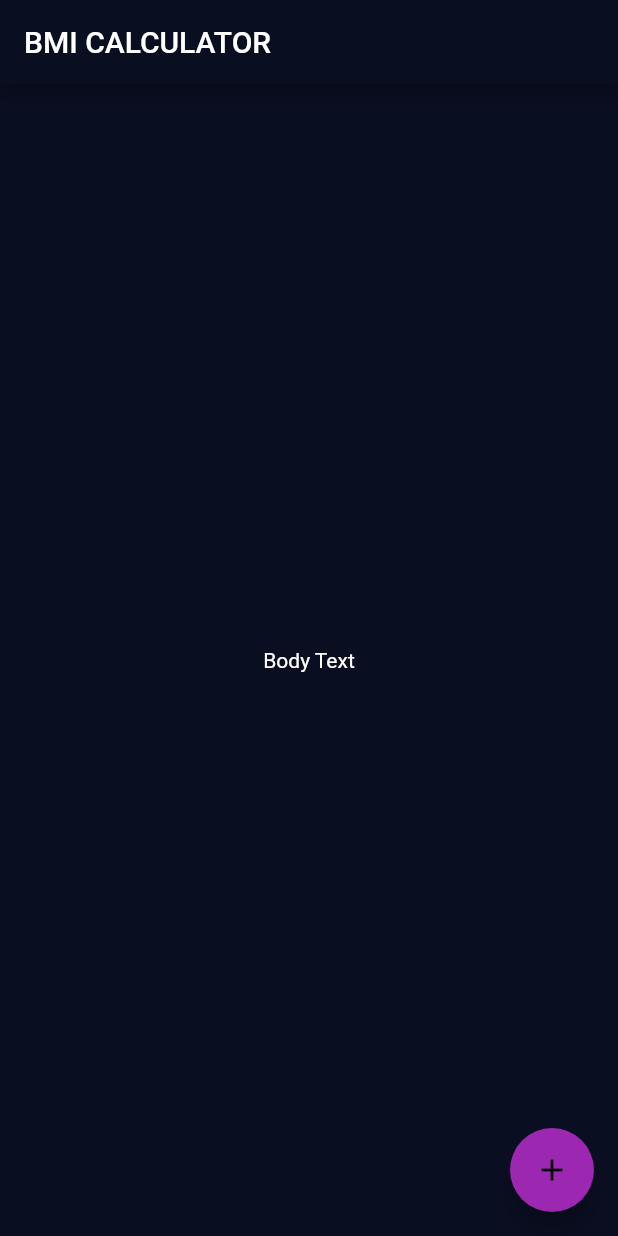
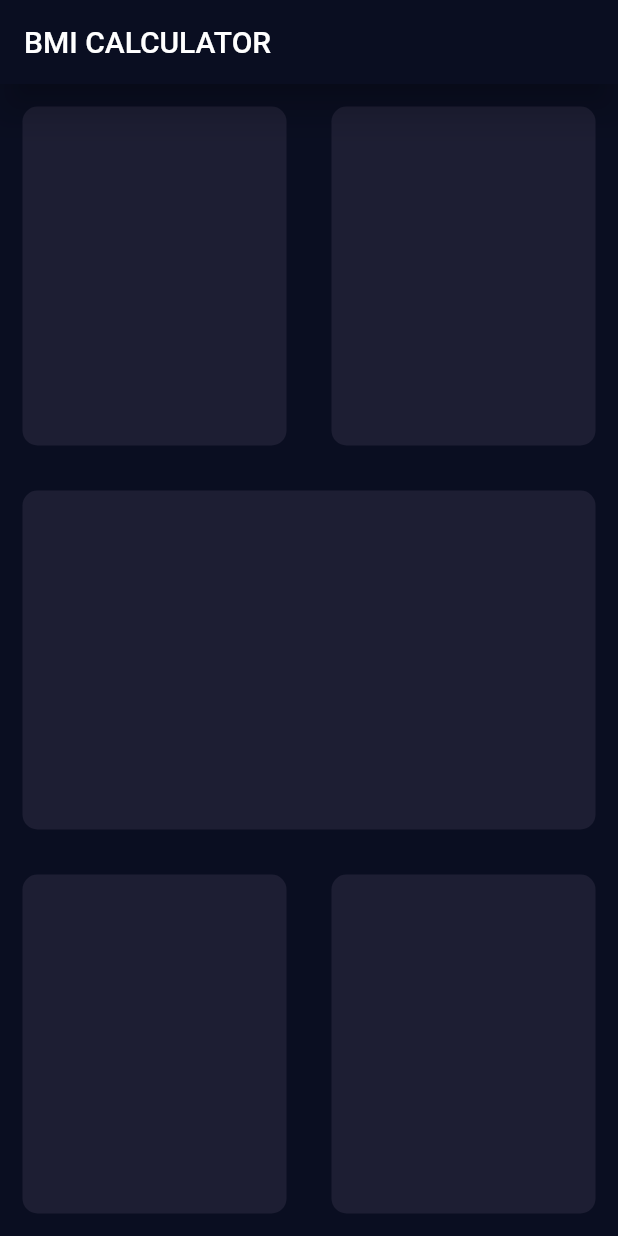
Before and after one commit to PrathameshSonar/bmi_calculator, a Flutter app: the screen it shows after launch, on a phone screen of 412 x 824 dp. Run offline on Flutter 3.47's test engine with Material 2 defaults, Android fonts, the phone set to English and light mode, and no system bars.

Commit message:
implemented a base of app on input_page.dart

```diff
--- a/lib/input_page.dart
+++ b/lib/input_page.dart
@@ -0,0 +1,75 @@
+import 'package:flutter/material.dart';
+
+class InputPage extends StatefulWidget {
+  @override
+  _InputPageState createState() => _InputPageState();
+}
+
+class _InputPageState extends State<InputPage> {
+  @override
+  Widget build(BuildContext context) {
+    return Scaffold(
+      appBar: AppBar(
+        title: Text('BMI CALCULATOR'),
+        elevation: 10.0,
+      ),
+      body: Column(
+        children: <Widget>[
+          Expanded(
+            child: Row(
+              children: <Widget>[
+                Expanded(
+                  child: ResuableCard(
+                    color: Color(0xFF1D1E33),
+                  ),
+                ),
+                Expanded(
+                  child: ResuableCard(
+                    color: Color(0xFF1D1E33),
+                  ),
+                ),
+              ],
+            ),
+          ),
+          Expanded(
+            child: ResuableCard(
+              color: Color(0xFF1D1E33),
+            ),
+          ),
+          Expanded(
+            child: Row(
+              children: <Widget>[
+                Expanded(
+                  child: ResuableCard(
+                    color: Color(0xFF1D1E33),
+                  ),
+                ),
+                Expanded(
+                  child: ResuableCard(
+                    color: Color(0xFF1D1E33),
+                  ),
+                ),
+              ],
+            ),
+          ),
+        ],
+      ),
+    );
+  }
+}
+
+class ResuableCard extends StatelessWidget {
+  ResuableCard({@required this.color});
+  final Color color;
+
+  @override
+  Widget build(BuildContext context) {
+    return Container(
+      margin: EdgeInsets.all(15.0),
+      decoration: BoxDecoration(
+        borderRadius: BorderRadius.circular(10.0),
+        color: color,
+      ),
+    );
+  }
+}
--- a/lib/main.dart
+++ b/lib/main.dart
@@ -1,3 +1,4 @@
+import 'package:bmi_calculator/input_page.dart';
 import 'package:flutter/material.dart';
 
 void main() => runApp(BMICalculator());
@@ -20,25 +21,3 @@ class BMICalculator extends StatelessWidget {
     );
   }
 }
-
-class InputPage extends StatefulWidget {
-  @override
-  _InputPageState createState() => _InputPageState();
-}
-
-class _InputPageState extends State<InputPage> {
-  @override
-  Widget build(BuildContext context) {
-    return Scaffold(
-      appBar: AppBar(
-        title: Text('BMI CALCULATOR'),
-      ),
-      body: Center(
-        child: Text('Body Text'),
-      ),
-      floatingActionButton: FloatingActionButton(
-        child: Icon(Icons.add),
-      ),
-    );
-  }
-}
```
